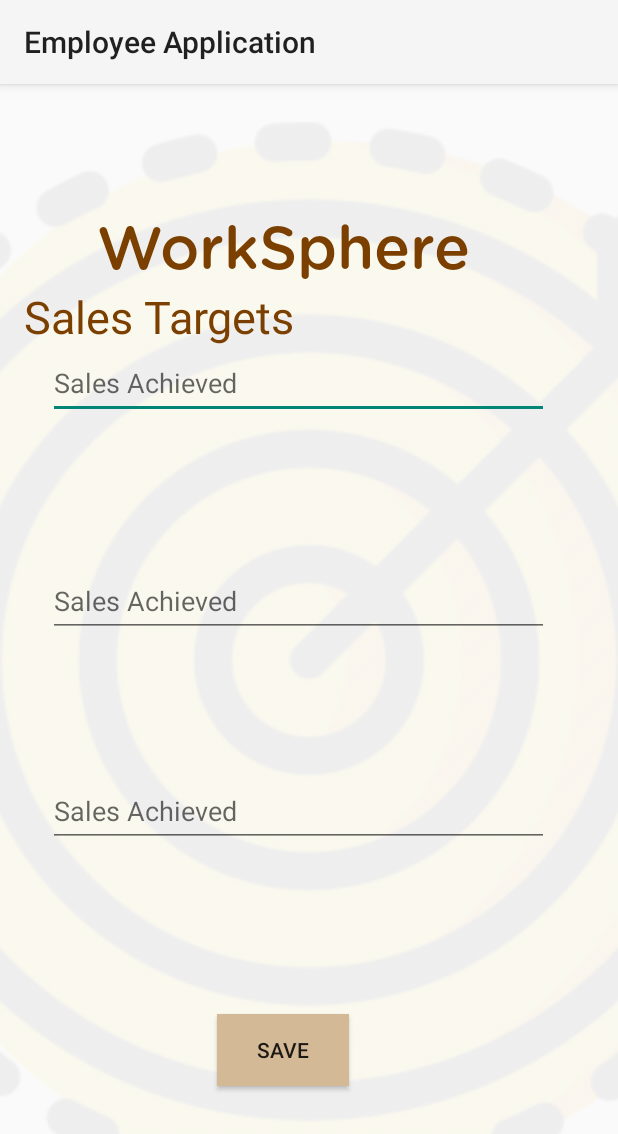
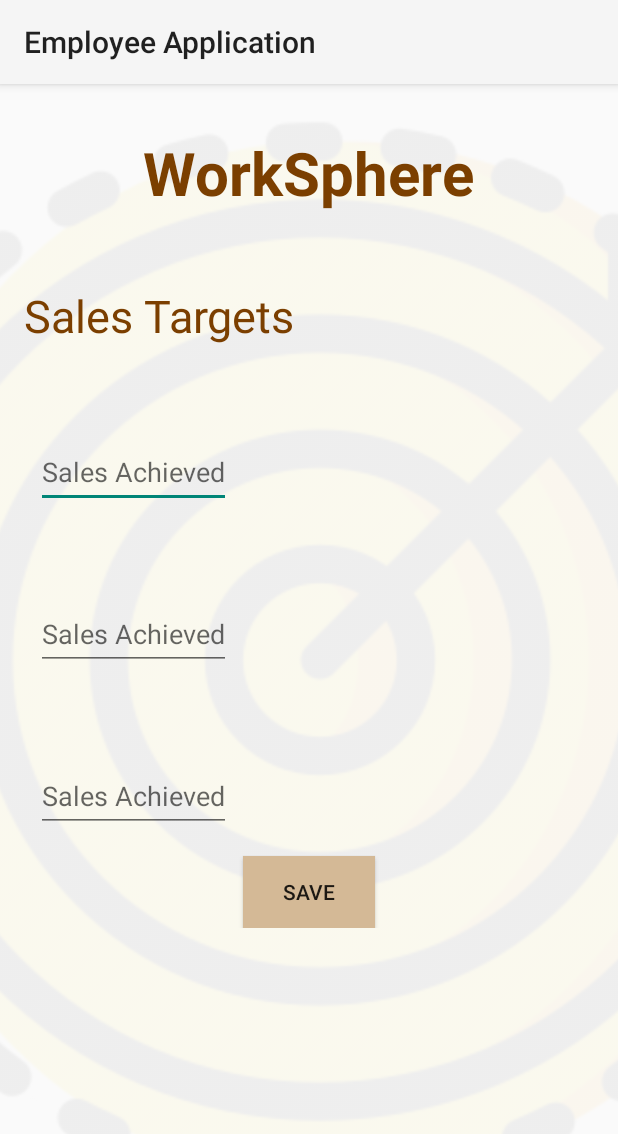
Before and after one commit to idabamfi/WorkSphere, an Android app built with Jetpack Compose: the SalesTargetsActivity screen opened directly, with no data from a screen before it, on a phone screen of 412 x 824 dp. Shown: the top 1134 px of the screen. Run offline under Robolectric (Android 15) with nearby library versions, the phone set to English and light mode, and no system bars; our stand-ins replace Firebase (no records; nobody signed in at launch, a user with empty details on screens opened directly), RxJava.

Commit message:
Fixed Notification class, data is now being read from database, updated shift date in sales targets, changed to firebase recycler view

```diff
--- a/app/src/main/java/com/example/employeeapplication/AdminHomepageActivity.java
+++ b/app/src/main/java/com/example/employeeapplication/AdminHomepageActivity.java
@@ -14,7 +14,7 @@ public class AdminHomepageActivity extends AppCompatActivity implements View.OnC
         setContentView(R.layout.activity_adminhomepage);
 
         // Locate the buttons by their IDs
-        for (int i : new int[]{R.id.buttonSetSales, R.id.buttonSetShifts, R.id.buttonViewClockIn, R.id.buttonAddEmployee}) {
+        for (int i : new int[]{R.id.buttonSetSales, R.id.buttonSetShifts, R.id.buttonViewClockIn, R.id.buttonAddEmployee, R.id.buttonNotification}) {
             findViewById(i).setOnClickListener(this);
         }
     }
@@ -37,6 +37,9 @@ public class AdminHomepageActivity extends AppCompatActivity implements View.OnC
             //change activity
            intent = new Intent(this, PayActivity.class);
             startActivity(intent);
+        }  else if (view.getId() == R.id.buttonNotification) {
+            intent = new Intent(this, NotificationActivity.class);
+            startActivity(intent);
         }
     }
 
--- a/app/src/main/java/com/example/employeeapplication/PayActivity.java
+++ b/app/src/main/java/com/example/employeeapplication/PayActivity.java
@@ -48,8 +48,8 @@ public class PayActivity extends AppCompatActivity {
 
                 // Display pay data
                 textViewPayDate.setText("Pay Date: " + payDate);
-                textViewHourlyPay.setText("Hourly Pay: $" + hourlyPay);
-                textViewAccumulatedPay.setText("Accumulated Pay: $" + accumulatedPay);
+                textViewHourlyPay.setText("Hourly Pay: £" + hourlyPay);
+                textViewAccumulatedPay.setText("Accumulated Pay: £" + accumulatedPay);
 
                 // Update accumulated pay in the database
                 dataSnapshot.child("pay").child("accumulatedPay").getRef().setValue(accumulatedPay);
--- a/app/src/main/java/com/example/employeeapplication/SalesTargetsActivity.java
+++ b/app/src/main/java/com/example/employeeapplication/SalesTargetsActivity.java
@@ -72,7 +72,7 @@ public class SalesTargetsActivity extends AppCompatActivity {
                         Long salesTarget = shiftSnapshot.child("salesTarget").child("salesTarget").getValue(Long.class);
                         String shiftDate = shiftSnapshot.child("shiftDate").getValue(String.class);
                         if (shiftDate != null && salesTarget != null) {
-                            String salesTargetText = "Shift " + shiftId.substring(5) + ", Sales Target: $" + salesTarget;
+                            String salesTargetText = "Shift " + shiftId.substring(5) + ", Sales Target: £" + salesTarget;
                             String shiftDateText =  " - Date: " + shiftDate;
                             switch (shiftId) {
                                 case "shift1":
--- a/app/src/main/res/drawable/bubble.xml
+++ b/app/src/main/res/drawable/bubble.xml
@@ -3,6 +3,6 @@
     <solid android:color="#D4B996" />
     <corners android:radius="16dp" />
     <stroke
-        android:width="10dp"
+        android:width="8dp"
         android:color="#FFDAB9"/>
 </shape>
--- a/app/src/main/res/layout/activity_adminhomepage.xml
+++ b/app/src/main/res/layout/activity_adminhomepage.xml
@@ -28,6 +28,7 @@
             <include layout="@layout/card_admin_shifts"/>
             <include layout="@layout/card_admin_clockin"/>
             <include layout="@layout/card_admin_employee"/>
+            <include layout="@layout/card_notification"/>
 
         </LinearLayout>
     </androidx.core.widget.NestedScrollView>
--- a/app/src/main/res/layout/activity_notifications.xml
+++ b/app/src/main/res/layout/activity_notifications.xml
@@ -5,7 +5,7 @@
     android:layout_width="match_parent"
     android:layout_height="match_parent"
     android:orientation="vertical"
-    android:padding="16dp"
+    android:padding="11dp"
     android:background="#FFDAB9">
 
     <!-- Title -->
--- a/app/src/main/res/layout/activity_sales.xml
+++ b/app/src/main/res/layout/activity_sales.xml
@@ -1,4 +1,3 @@
-<?xml version="1.0" encoding="utf-8"?>
 <RelativeLayout xmlns:android="http://schemas.android.com/apk/res/android"
     xmlns:tools="http://schemas.android.com/tools"
     android:layout_width="match_parent"
@@ -9,9 +8,10 @@
         android:layout_width="match_parent"
         android:layout_height="match_parent">
 
+        <!-- Background Image -->
         <ImageView
             android:id="@+id/imageView"
-            android:layout_width="match_parent"
+            android:layout_width="426dp"
             android:layout_height="match_parent"
             android:alpha="0.05"
             android:contentDescription="@string/sales"
@@ -21,13 +21,30 @@
 
     </FrameLayout>
 
+    <ScrollView
+        android:layout_width="match_parent"
+        android:layout_height="match_parent"
+        android:layout_marginTop="16dp">
+
         <LinearLayout
-        android:layout_width="378dp"
-        android:layout_height="770dp"
-        android:layout_marginTop="16dp"
+            android:layout_width="match_parent"
+            android:layout_height="wrap_content"
             android:orientation="vertical"
             android:padding="16dp">
 
+            <!-- Title -->
+            <TextView
+                android:id="@+id/textView"
+                android:layout_width="wrap_content"
+                android:layout_height="wrap_content"
+                android:layout_gravity="center_horizontal"
+                android:text="@string/worksphere"
+                android:textColor="#7B3F00"
+                android:textSize="40sp"
+                android:textStyle="bold"
+                tools:ignore="TextSizeCheck" />
+
+            <!-- Sales Target -->
             <TextView
                 android:id="@+id/textViewSalesTarget"
                 android:layout_width="wrap_content"
@@ -35,17 +52,7 @@
                 android:minHeight="48dp"
                 android:textColor="@color/brownTan" />
 
-        <TextView
-            android:id="@+id/textView"
-            android:layout_width="wrap_content"
-            android:layout_height="wrap_content"
-            android:layout_gravity="center"
-            android:fontFamily="@font/gotham"
-            android:text="@string/worksphere"
-            android:textColor="#7B3F00"
-            android:textSize="40sp"
-            tools:ignore="TextSizeCheck" />
-
+            <!-- Sales Targets Title -->
             <TextView
                 android:id="@+id/titleText"
                 android:layout_width="wrap_content"
@@ -55,15 +62,26 @@
                 android:textColor="#7B3F00"
                 android:textSize="30sp" />
 
-        <!-- Placeholder for Shift 1 -->
             <LinearLayout
-            android:layout_width="394dp"
-            android:layout_height="137dp"
-            android:layout_marginBottom="8dp"
-            android:orientation="horizontal">
+                android:layout_width="match_parent"
+                android:layout_height="wrap_content"
+                android:orientation="vertical"
+                android:layout_marginTop="16dp">
 
+                <!-- Date -->
                 <TextView
                     android:id="@+id/shift1DateText"
+                    android:layout_width="wrap_content"
+                    android:layout_weight="1"
+                    android:layout_height="wrap_content"
+                    android:text=""
+                    android:textColor="@android:color/black"
+                    android:textSize="16sp"
+                    android:textStyle="bold" />
+
+                <!-- Sales Target -->
+                <TextView
+                    android:id="@+id/shift1SalesText"
                     android:layout_width="wrap_content"
                     android:layout_height="wrap_content"
                     android:text=""
@@ -71,36 +89,38 @@
                     android:textSize="16sp"
                     android:textStyle="bold" />
 
+                <!-- Sales Achieved Input -->
+                <EditText
+                    android:id="@+id/shift1Achieved"
+                    android:layout_width="wrap_content"
+                    android:layout_height="48dp"
+                    android:hint="Sales Achieved"
+                    android:inputType="numberDecimal"
+                    android:minWidth="100dp"
+                    android:layout_marginStart="8dp"
+                    android:autofillHints="Input Sales Target Achieved" />
+            </LinearLayout>
+
+            <LinearLayout
+                android:layout_width="match_parent"
+                android:layout_height="wrap_content"
+                android:orientation="vertical"
+                android:layout_marginTop="16dp">
+
+                <!-- Date -->
                 <TextView
-                android:id="@+id/shift1SalesText"
+                    android:id="@+id/shift2DateText"
                     android:layout_width="wrap_content"
+                    android:layout_weight="1"
                     android:layout_height="wrap_content"
-                android:layout_marginStart="8dp"
+                    android:text=""
                     android:textColor="@android:color/black"
                     android:textSize="16sp"
                     android:textStyle="bold" />
 
-            <EditText
-                android:id="@+id/shift1Achieved"
-                android:layout_width="338dp"
-                android:layout_height="48dp"
-                android:layout_below="@+id/shift1SalesText"
-                android:layout_marginStart="8dp"
-                android:layout_weight="1"
-                android:hint="Sales Achieved"
-                android:inputType="numberDecimal" />
-
-        </LinearLayout>
-
-        <!-- Placeholder for Shift 2 -->
-        <LinearLayout
-            android:layout_width="383dp"
-            android:layout_height="132dp"
-            android:layout_marginBottom="8dp"
-            android:orientation="horizontal">
-
+                <!-- Sales Target -->
                 <TextView
-                android:id="@+id/shift2DateText"
+                    android:id="@+id/shift2SalesText"
                     android:layout_width="wrap_content"
                     android:layout_height="wrap_content"
                     android:text=""
@@ -108,36 +128,38 @@
                     android:textSize="16sp"
                     android:textStyle="bold" />
 
+                <!-- Sales Achieved Input -->
+                <EditText
+                    android:id="@+id/shift2Achieved"
+                    android:layout_width="wrap_content"
+                    android:layout_height="48dp"
+                    android:hint="Sales Achieved"
+                    android:inputType="numberDecimal"
+                    android:minWidth="100dp"
+                    android:layout_marginStart="8dp"
+                    android:autofillHints="Input Sales Target Achieved"/>
+            </LinearLayout>
+
+            <LinearLayout
+                android:layout_width="match_parent"
+                android:layout_height="wrap_content"
+                android:orientation="vertical"
+                android:layout_marginTop="16dp">
+
+                <!-- Date -->
                 <TextView
-                android:id="@+id/shift2SalesText"
+                    android:id="@+id/shift3DateText"
                     android:layout_width="wrap_content"
+                    android:layout_weight="1"
                     android:layout_height="wrap_content"
-                android:layout_marginStart="8dp"
+                    android:text=""
                     android:textColor="@android:color/black"
                     android:textSize="16sp"
                     android:textStyle="bold" />
 
-            <EditText
-                android:id="@+id/shift2Achieved"
-                android:layout_width="48dp"
-                android:layout_height="48dp"
-                android:layout_below="@+id/shift2SalesText"
-                android:layout_marginStart="8dp"
-                android:layout_weight="1"
-                android:hint="Sales Achieved"
-                android:inputType="numberDecimal" />
-
-        </LinearLayout>
-
-        <!-- Placeholder for Shift 3 -->
-        <LinearLayout
-            android:layout_width="385dp"
-            android:layout_height="135dp"
-            android:layout_marginBottom="8dp"
-            android:orientation="horizontal">
-
+                <!-- Sales Target -->
                 <TextView
-                android:id="@+id/shift3DateText"
+                    android:id="@+id/shift3SalesText"
                     android:layout_width="wrap_content"
                     android:layout_height="wrap_content"
                     android:text=""
@@ -145,25 +167,16 @@
                     android:textSize="16sp"
                     android:textStyle="bold" />
 
-            <TextView
-                android:id="@+id/shift3SalesText"
-                android:layout_width="wrap_content"
-                android:layout_height="wrap_content"
-                android:layout_marginStart="8dp"
-                android:textColor="@android:color/black"
-                android:textSize="16sp"
-                android:textStyle="bold" />
-
+                <!-- Sales Achieved Input -->
                 <EditText
                     android:id="@+id/shift3Achieved"
-                android:layout_width="48dp"
+                    android:layout_width="wrap_content"
                     android:layout_height="48dp"
-                android:layout_below="@+id/shift3SalesText"
+                    android:hint="Sales Achieved"
+                    android:inputType="numberDecimal"
+                    android:minWidth="100dp"
                     android:layout_marginStart="8dp"
-                android:layout_weight="1"
-                android:hint="Sales Achieved"
-                android:inputType="numberDecimal" />
-
+                    android:autofillHints="Input Sales Target Achieved"/>
             </LinearLayout>
 
             <!-- Save Button -->
@@ -171,10 +184,11 @@
                 android:id="@+id/saveButton"
                 android:layout_width="wrap_content"
                 android:layout_height="wrap_content"
-            android:layout_gravity="center"
+                android:layout_gravity="center_horizontal"
                 android:layout_marginTop="16dp"
                 android:background="@color/colorPrimary"
                 android:text="@string/save" />
 
         </LinearLayout>
+    </ScrollView>
 </RelativeLayout>
```
Also changed, not shown: app/src/main/java/com/example/employeeapplication/MainActivity.java (+9 -1 lines), app/src/main/res/layout/activity_clockin.xml (+8 -8 lines), app/src/main/res/layout/activity_pay.xml (+3 -31 lines), app/src/main/res/layout/message_item.xml (+5 -5 lines). Lines whose indentation alone changed are shown as unchanged.
